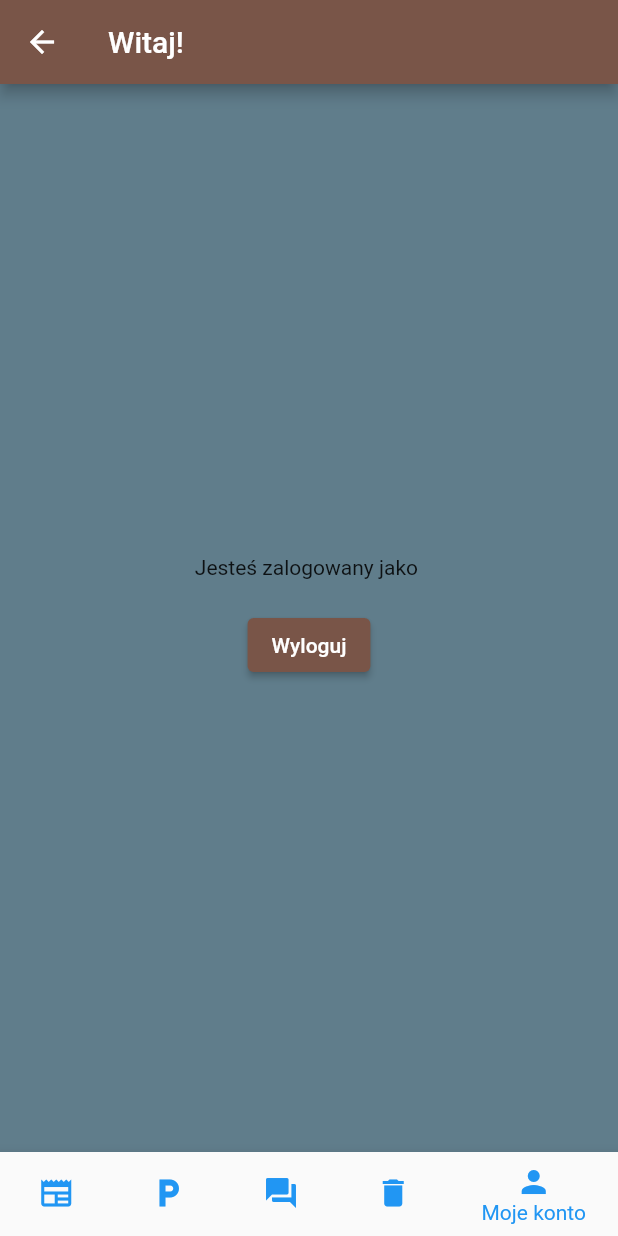
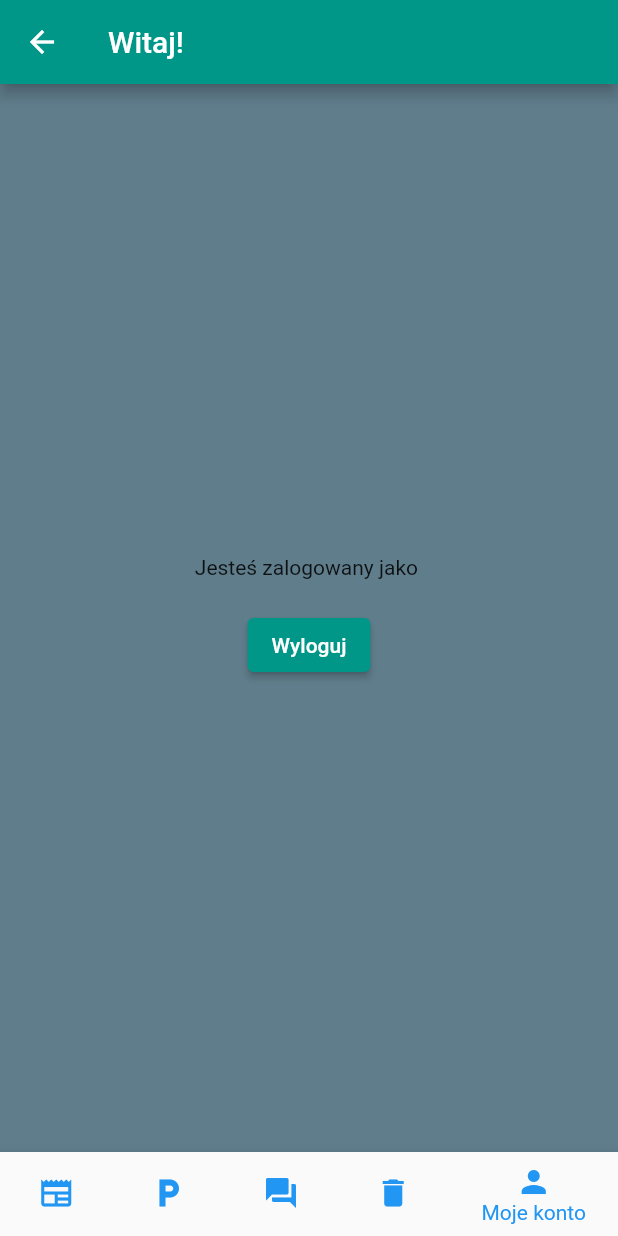
Before and after one commit to michaell931/estate_community_app, a Flutter app: the HomePage screen opened directly with empty values, item 5 of the bottom bar chosen, on a phone screen of 412 x 824 dp. Run offline on Flutter 3.47's test engine with Material 2 defaults, Android fonts, the phone set to English and light mode, and no system bars; our stand-ins replace cloud_firestore, firebase_auth, firebase_core, google_fonts; accounts and stored records are empty.

Commit message:
Add new images, and funcionality for screens

```diff
--- a/lib/app/app.dart
+++ b/lib/app/app.dart
@@ -13,7 +13,7 @@ class MyApp extends StatelessWidget {
       debugShowCheckedModeBanner: false,
       title: 'Estate Community App',
       theme: ThemeData(
-        primarySwatch: Colors.brown,
+        primarySwatch: Colors.teal,
       ),
       home: const StartingPage(),
     );
--- a/lib/app/features/home/home_page.dart
+++ b/lib/app/features/home/home_page.dart
@@ -44,19 +44,38 @@ class _HomePageState extends State<HomePage> {
               });
         }
         if (currentIndex == 1) {
-          return const Center(
-            child: Text('Mapa parkingu'),
+          return Container(
+            padding: const EdgeInsets.all(5),
+            margin: const EdgeInsets.all(5),
+            child: const Center(
+              child: Image(image: AssetImage('images/parkingplan.jpg')),
+            ),
           );
         }
         if (currentIndex == 2) {
-          return const Center(
-            child: Text('Forum'),
-          );
+          return StreamBuilder<QuerySnapshot>(
+              stream:
+                  FirebaseFirestore.instance.collection('forum').snapshots(),
+              builder: (context, snapshot) {
+                if (snapshot.hasError) {
+                  return const Text('Wystąpił nieoczekiwany problem');
+                }
+                if (snapshot.connectionState == ConnectionState.waiting) {
+                  return const Text('Proszę czekać, trwa ładowanie');
+                }
+
+                final documents = snapshot.data!.docs;
+                return ListView(
+                  children: [
+                    for (final document in documents) ...[
+                      NewsWidget(document['title']),
+                    ],
+                  ],
+                );
+              });
         }
         if (currentIndex == 3) {
-          return const Center(
-            child: Text('Odpady'),
-          );
+          return const Scaffold();
         }
         return Center(
           child: Column(
@@ -115,9 +134,9 @@ class NewsWidget extends StatelessWidget {
   @override
   Widget build(BuildContext context) {
     return Container(
-      color: const Color.fromARGB(255, 217, 159, 145),
-      padding: const EdgeInsets.all(40),
-      margin: const EdgeInsets.all(30),
+      color: const Color.fromARGB(255, 103, 209, 120),
+      padding: const EdgeInsets.all(50),
+      margin: const EdgeInsets.all(20),
       child: Text(title),
     );
   }
```
Also changed, not shown: images/smieci.jpg (added), 1 other file.
